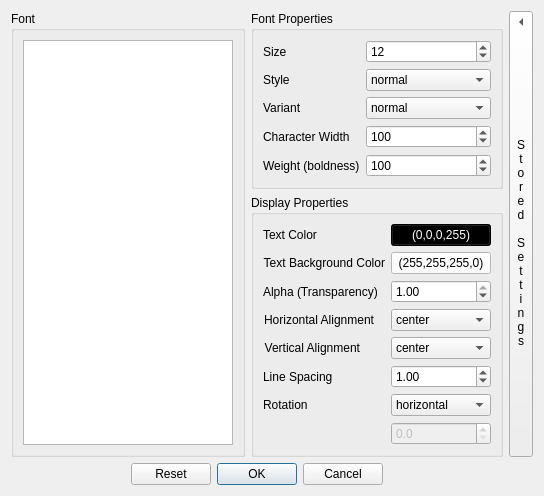
Above: src/ui/Ui_TextOptionsWidget.ui from bbreslauer/PySciPlot before the change. Below: the same form after it.
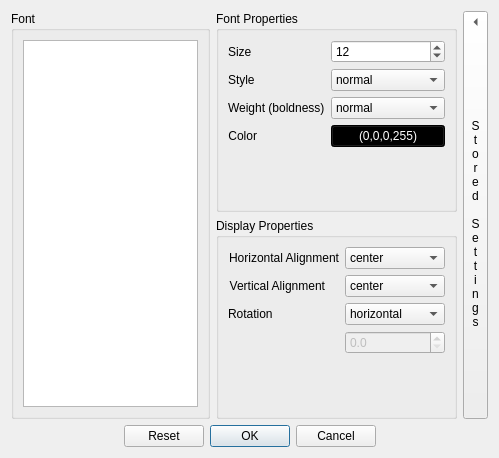
That is the form after the change. Custom widgets are drawn as their Qt base class.

Commit message: Added the ability to change pygraphene Text options, such as alignment and rotation.

Patch:
```diff
--- a/src/ui/Ui_TextOptionsWidget.ui
+++ b/src/ui/Ui_TextOptionsWidget.ui
@@ -6,8 +6,8 @@
    <rect>
     <x>0</x>
     <y>0</y>
-    <width>543</width>
-    <height>477</height>
+    <width>490</width>
+    <height>458</height>
    </rect>
   </property>
   <property name="sizePolicy">
@@ -20,20 +20,7 @@
    <string>Text Options</string>
   </property>
   <layout class="QGridLayout" name="gridLayout">
-   <item row="15" column="1" colspan="4">
-    <widget class="QDialogButtonBox" name="buttons">
-     <property name="orientation">
-      <enum>Qt::Horizontal</enum>
-     </property>
-     <property name="standardButtons">
-      <set>QDialogButtonBox::Cancel|QDialogButtonBox::Ok|QDialogButtonBox::Reset</set>
-     </property>
-     <property name="centerButtons">
-      <bool>true</bool>
-     </property>
-    </widget>
-   </item>
-   <item row="5" column="1" rowspan="2">
+   <item row="0" column="0" rowspan="2">
     <widget class="QGroupBox" name="groupBox">
      <property name="title">
       <string>Font</string>
@@ -52,240 +39,7 @@
      </layout>
     </widget>
    </item>
-   <item row="6" column="2" colspan="3">
-    <widget class="QGroupBox" name="groupBox_2">
-     <property name="title">
-      <string>Display Properties</string>
-     </property>
-     <layout class="QFormLayout" name="formLayout">
-      <property name="fieldGrowthPolicy">
-       <enum>QFormLayout::AllNonFixedFieldsGrow</enum>
-      </property>
-      <item row="0" column="0">
-       <widget class="QLabel" name="label">
-        <property name="text">
-         <string>Text Color</string>
-        </property>
-       </widget>
-      </item>
-      <item row="0" column="1">
-       <widget class="QColorButton" name="color">
-        <property name="minimumSize">
-         <size>
-          <width>60</width>
-          <height>0</height>
-         </size>
-        </property>
-        <property name="styleSheet">
-         <string notr="true">color: rgb(255, 255, 255);
-background-color: rgb(0, 0, 0);
-</string>
-        </property>
-        <property name="text">
-         <string>(0,0,0,255)</string>
-        </property>
-       </widget>
-      </item>
-      <item row="1" column="0">
-       <widget class="QLabel" name="label_7">
-        <property name="text">
-         <string>Text Background Color</string>
-        </property>
-        <property name="alignment">
-         <set>Qt::AlignRight|Qt::AlignTrailing|Qt::AlignVCenter</set>
-        </property>
-       </widget>
-      </item>
-      <item row="1" column="1">
-       <widget class="QColorButton" name="backgroundcolor">
-        <property name="minimumSize">
-         <size>
-          <width>60</width>
-          <height>0</height>
-         </size>
-        </property>
-        <property name="styleSheet">
-         <string notr="true">color: rgb(0, 0, 0);
-background-color: rgb(255, 255, 255);</string>
-        </property>
-        <property name="text">
-         <string>(255,255,255,0)</string>
-        </property>
-       </widget>
-      </item>
-      <item row="3" column="0">
-       <widget class="QLabel" name="label_8">
-        <property name="minimumSize">
-         <size>
-          <width>0</width>
-          <height>0</height>
-         </size>
-        </property>
-        <property name="text">
-         <string>Horizontal Alignment</string>
-        </property>
-        <property name="alignment">
-         <set>Qt::AlignRight|Qt::AlignTrailing|Qt::AlignVCenter</set>
-        </property>
-       </widget>
-      </item>
-      <item row="3" column="1">
-       <widget class="QComboBox" name="horizontalalignment">
-        <property name="minimumSize">
-         <size>
-          <width>100</width>
-          <height>0</height>
-         </size>
-        </property>
-        <item>
-         <property name="text">
-          <string>center</string>
-         </property>
-        </item>
-        <item>
-         <property name="text">
-          <string>right</string>
-         </property>
-        </item>
-        <item>
-         <property name="text">
-          <string>left</string>
-         </property>
-        </item>
-       </widget>
-      </item>
-      <item row="4" column="0">
-       <widget class="QLabel" name="label_9">
-        <property name="minimumSize">
-         <size>
-          <width>0</width>
-          <height>0</height>
-         </size>
-        </property>
-        <property name="text">
-         <string>Vertical Alignment</string>
-        </property>
-        <property name="alignment">
-         <set>Qt::AlignRight|Qt::AlignTrailing|Qt::AlignVCenter</set>
-        </property>
-       </widget>
-      </item>
-      <item row="4" column="1">
-       <widget class="QComboBox" name="verticalalignment">
-        <property name="minimumSize">
-         <size>
-          <width>100</width>
-          <height>0</height>
-         </size>
-        </property>
-        <item>
-         <property name="text">
-          <string>center</string>
-         </property>
-        </item>
-        <item>
-         <property name="text">
-          <string>top</string>
-         </property>
-        </item>
-        <item>
-         <property name="text">
-          <string>bottom</string>
-         </property>
-        </item>
-        <item>
-         <property name="text">
-          <string>baseline</string>
-         </property>
-        </item>
-       </widget>
-      </item>
-      <item row="5" column="0">
-       <widget class="QLabel" name="label_10">
-        <property name="text">
-         <string>Line Spacing</string>
-        </property>
-       </widget>
-      </item>
-      <item row="5" column="1">
-       <widget class="QDoubleSpinBox" name="linespacing">
-        <property name="singleStep">
-         <double>0.200000000000000</double>
-        </property>
-        <property name="value">
-         <double>1.000000000000000</double>
-        </property>
-       </widget>
-      </item>
-      <item row="6" column="0">
-       <widget class="QLabel" name="label_11">
-        <property name="text">
-         <string>Rotation</string>
-        </property>
-       </widget>
-      </item>
-      <item row="6" column="1">
-       <widget class="QComboBox" name="rotation">
-        <property name="minimumSize">
-         <size>
-          <width>100</width>
-          <height>0</height>
-         </size>
-        </property>
-        <item>
-         <property name="text">
-          <string>horizontal</string>
-         </property>
-        </item>
-        <item>
-         <property name="text">
-          <string>vertical</string>
-         </property>
-        </item>
-        <item>
-         <property name="text">
-          <string>custom</string>
-         </property>
-        </item>
-       </widget>
-      </item>
-      <item row="7" column="1">
-       <widget class="QDoubleSpinBox" name="rotationCustom">
-        <property name="enabled">
-         <bool>false</bool>
-        </property>
-        <property name="decimals">
-         <number>1</number>
-        </property>
-        <property name="maximum">
-         <double>360.000000000000000</double>
-        </property>
-       </widget>
-      </item>
-      <item row="2" column="0">
-       <widget class="QLabel" name="label_12">
-        <property name="text">
-         <string>Alpha (Transparency)</string>
-        </property>
-       </widget>
-      </item>
-      <item row="2" column="1">
-       <widget class="QDoubleSpinBox" name="alpha">
-        <property name="maximum">
-         <double>1.000000000000000</double>
-        </property>
-        <property name="singleStep">
-         <double>0.100000000000000</double>
-        </property>
-        <property name="value">
-         <double>1.000000000000000</double>
-        </property>
-       </widget>
-      </item>
-     </layout>
-    </widget>
-   </item>
-   <item row="5" column="2" colspan="3">
+   <item row="0" column="1">
     <widget class="QGroupBox" name="groupBox_3">
      <property name="title">
       <string>Font Properties</string>
@@ -350,73 +104,62 @@
        </widget>
       </item>
       <item row="2" column="0">
-       <widget class="QLabel" name="label_3">
-        <property name="text">
-         <string>Variant</string>
-        </property>
-       </widget>
-      </item>
-      <item row="2" column="1">
-       <widget class="QComboBox" name="variant">
-        <property name="minimumSize">
-         <size>
-          <width>100</width>
-          <height>0</height>
-         </size>
-        </property>
-        <item>
-         <property name="text">
-          <string>normal</string>
-         </property>
-        </item>
-        <item>
-         <property name="text">
-          <string>small-caps</string>
-         </property>
-        </item>
-       </widget>
-      </item>
-      <item row="3" column="0">
-       <widget class="QLabel" name="label_4">
-        <property name="text">
-         <string>Character Width</string>
-        </property>
-        <property name="wordWrap">
-         <bool>true</bool>
-        </property>
-       </widget>
-      </item>
-      <item row="3" column="1">
-       <widget class="QSpinBox" name="stretch">
-        <property name="maximum">
-         <number>1000</number>
-        </property>
-        <property name="value">
-         <number>100</number>
-        </property>
-       </widget>
-      </item>
-      <item row="4" column="0">
        <widget class="QLabel" name="label_5">
         <property name="text">
          <string>Weight (boldness)</string>
         </property>
        </widget>
       </item>
-      <item row="4" column="1">
-       <widget class="QSpinBox" name="weight">
-        <property name="maximum">
-         <number>1000</number>
+      <item row="2" column="1">
+       <widget class="QComboBox" name="weight">
+        <property name="minimumSize">
+         <size>
+          <width>100</width>
+          <height>0</height>
+         </size>
         </property>
-        <property name="value">
-         <number>100</number>
+        <item>
+         <property name="text">
+          <string>normal</string>
+         </property>
+        </item>
+        <item>
+         <property name="text">
+          <string>bold</string>
+         </property>
+        </item>
+        <item>
+         <property name="text">
+          <string>light</string>
+         </property>
+        </item>
+       </widget>
+      </item>
+      <item row="3" column="0">
+       <widget class="QLabel" name="label_32">
+        <property name="text">
+         <string>Color</string>
+        </property>
+        <property name="alignment">
+         <set>Qt::AlignRight|Qt::AlignTrailing|Qt::AlignVCenter</set>
+        </property>
+       </widget>
+      </item>
+      <item row="3" column="1">
+       <widget class="QColorButton" name="color">
+        <property name="styleSheet">
+         <string notr="true">background-color: rgb(0, 0, 0);
+color: rgb(255, 255, 255);</string>
+        </property>
+        <property name="text">
+         <string>(0,0,0,255)</string>
         </property>
        </widget>
       </item>
      </layout>
     </widget>
    </item>
-   <item row="5" column="5" rowspan="2">
+   <item row="0" column="2" rowspan="2">
     <widget class="QStoredSettingsButton" name="storedSettingsButton">
      <property name="sizePolicy">
       <sizepolicy hsizetype="Fixed" vsizetype="Expanding">
@@ -424,6 +167,12 @@
        <verstretch>0</verstretch>
       </sizepolicy>
      </property>
+     <property name="minimumSize">
+      <size>
+       <width>25</width>
+       <height>0</height>
+      </size>
+     </property>
      <property name="text">
       <string>S
 t
@@ -449,6 +198,163 @@
      </property>
     </widget>
    </item>
+   <item row="1" column="1">
+    <widget class="QGroupBox" name="groupBox_2">
+     <property name="title">
+      <string>Display Properties</string>
+     </property>
+     <layout class="QFormLayout" name="formLayout">
+      <property name="fieldGrowthPolicy">
+       <enum>QFormLayout::AllNonFixedFieldsGrow</enum>
+      </property>
+      <item row="0" column="0">
+       <widget class="QLabel" name="label_8">
+        <property name="minimumSize">
+         <size>
+          <width>0</width>
+          <height>14</height>
+         </size>
+        </property>
+        <property name="text">
+         <string>Horizontal Alignment</string>
+        </property>
+        <property name="alignment">
+         <set>Qt::AlignRight|Qt::AlignTrailing|Qt::AlignVCenter</set>
+        </property>
+       </widget>
+      </item>
+      <item row="0" column="1">
+       <widget class="QComboBox" name="horizontalalignment">
+        <property name="minimumSize">
+         <size>
+          <width>100</width>
+          <height>0</height>
+         </size>
+        </property>
+        <item>
+         <property name="text">
+          <string>center</string>
+         </property>
+        </item>
+        <item>
+         <property name="text">
+          <string>right</string>
+         </property>
+        </item>
+        <item>
+         <property name="text">
+          <string>left</string>
+         </property>
+        </item>
+       </widget>
+      </item>
+      <item row="1" column="0">
+       <widget class="QLabel" name="label_9">
+        <property name="minimumSize">
+         <size>
+          <width>0</width>
+          <height>14</height>
+         </size>
+        </property>
+        <property name="text">
+         <string>Vertical Alignment</string>
+        </property>
+        <property name="alignment">
+         <set>Qt::AlignRight|Qt::AlignTrailing|Qt::AlignVCenter</set>
+        </property>
+       </widget>
+      </item>
+      <item row="1" column="1">
+       <widget class="QComboBox" name="verticalalignment">
+        <property name="minimumSize">
+         <size>
+          <width>100</width>
+          <height>0</height>
+         </size>
+        </property>
+        <item>
+         <property name="text">
+          <string>center</string>
+         </property>
+        </item>
+        <item>
+         <property name="text">
+          <string>top</string>
+         </property>
+        </item>
+        <item>
+         <property name="text">
+          <string>bottom</string>
+         </property>
+        </item>
+        <item>
+         <property name="text">
+          <string>baseline</string>
+         </property>
+        </item>
+       </widget>
+      </item>
+      <item row="2" column="0">
+       <widget class="QLabel" name="label_11">
+        <property name="text">
+         <string>Rotation</string>
+        </property>
+       </widget>
+      </item>
+      <item row="2" column="1">
+       <widget class="QComboBox" name="rotation">
+        <property name="minimumSize">
+         <size>
+          <width>100</width>
+          <height>0</height>
+         </size>
+        </property>
+        <item>
+         <property name="text">
+          <string>horizontal</string>
+         </property>
+        </item>
+        <item>
+         <property name="text">
+          <string>vertical</string>
+         </property>
+        </item>
+        <item>
+         <property name="text">
+          <string>custom</string>
+         </property>
+        </item>
+       </widget>
+      </item>
+      <item row="3" column="1">
+       <widget class="QDoubleSpinBox" name="rotationCustom">
+        <property name="enabled">
+         <bool>false</bool>
+        </property>
+        <property name="decimals">
+         <number>1</number>
+        </property>
+        <property name="maximum">
+         <double>360.000000000000000</double>
+        </property>
+       </widget>
+      </item>
+     </layout>
+    </widget>
+   </item>
+   <item row="2" column="0" colspan="3">
+    <widget class="QDialogButtonBox" name="buttons">
+     <property name="orientation">
+      <enum>Qt::Horizontal</enum>
+     </property>
+     <property name="standardButtons">
+      <set>QDialogButtonBox::Cancel|QDialogButtonBox::Ok|QDialogButtonBox::Reset</set>
+     </property>
+     <property name="centerButtons">
+      <bool>true</bool>
+     </property>
+    </widget>
+   </item>
   </layout>
  </widget>
  <customwidgets>
```
Left out of the diff: 71 changed lines with no effect on the pictures. The commit also changes 5 other files.
